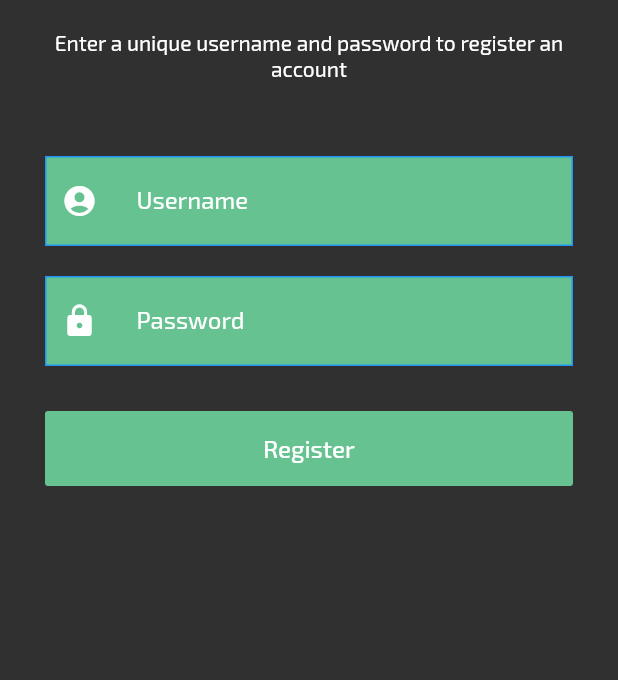
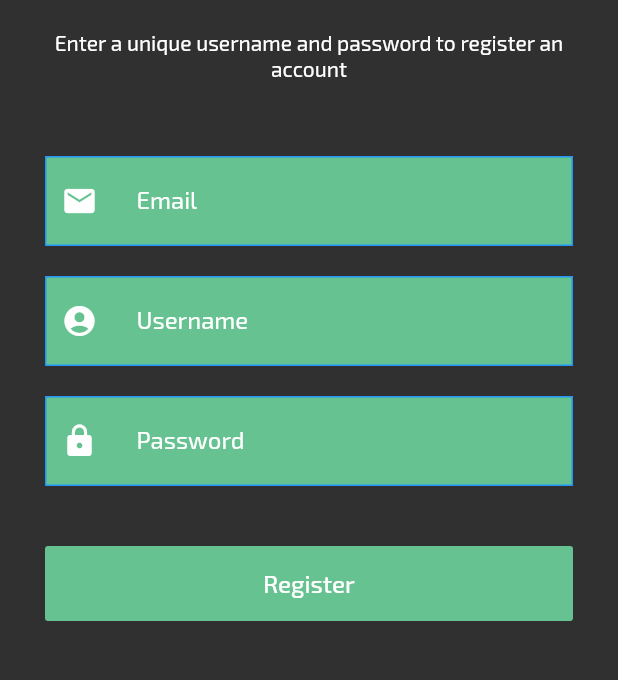
Before and after one commit to gcisneros310/QuickPC, a Flutter app: the RegisterScreen screen opened by its route, on a phone screen of 412 x 824 dp, the part 135-815 px from its top. Run offline on Flutter 3.47's test engine with Material 2 defaults, Android fonts, the light colour scheme and no system bars; our stand-ins replace google_fonts.

Commit message:
Register Screen Updated

```diff
--- a/lib/pages/registerscreen.dart
+++ b/lib/pages/registerscreen.dart
@@ -11,6 +11,7 @@ class RegisterScreen extends StatefulWidget {
 class _RegisterScreenState extends State<RegisterScreen> {
   final Color logoColor = Color(0xff66C290);
 
+  final TextEditingController emailController = TextEditingController();
   final TextEditingController nameController = TextEditingController();
   final TextEditingController passwordController = TextEditingController();
 
@@ -46,11 +47,12 @@ class _RegisterScreenState extends State<RegisterScreen> {
                 SizedBox(
                   height: 50,
                 ),
-                _buildTextField(
-                    nameController, Icons.account_circle, 'Username'),
+                _buildNameEmailField(emailController, Icons.email, 'Email'),
                 SizedBox(height: 20),
-                _buildTextField(passwordController, Icons.lock, 'Password'),
-                SizedBox(height: 30),
+                _buildNameEmailField(nameController, Icons.account_circle, 'Username'),
+                SizedBox(height: 20),
+                _buildPassField(passwordController, Icons.lock, 'Password'),
+                SizedBox(height: 40),
                 MaterialButton(
                   elevation: 0,
                   minWidth: double.maxFinite,
@@ -71,7 +73,7 @@ class _RegisterScreenState extends State<RegisterScreen> {
         ));
   }
 
-  _buildTextField(
+  _buildPassField(
       TextEditingController controller, IconData icon, String labelText) {
     bool _secureText = true;
     return Container(
@@ -95,4 +97,28 @@ class _RegisterScreenState extends State<RegisterScreen> {
       ),
     );
   }
+
+  _buildNameEmailField(
+      TextEditingController controller, IconData icon, String labelText) {
+    bool _secureText = true;
+    return Container(
+      padding: EdgeInsets.symmetric(horizontal: 10, vertical: 5),
+      decoration: BoxDecoration(
+          color: logoColor, border: Border.all(color: Colors.blue)),
+      child: TextField(
+        controller: controller,
+        style: GoogleFonts.exo2(color: Colors.white),
+        decoration: InputDecoration(
+            contentPadding: EdgeInsets.symmetric(horizontal: 10),
+            labelText: labelText,
+            labelStyle: GoogleFonts.exo2(color: Colors.white),
+            icon: Icon(
+              icon,
+              color: Colors.white,
+            ),
+            // prefix: Icon(icon),
+            border: InputBorder.none),
+      ),
+    );
+  }
 }
```
